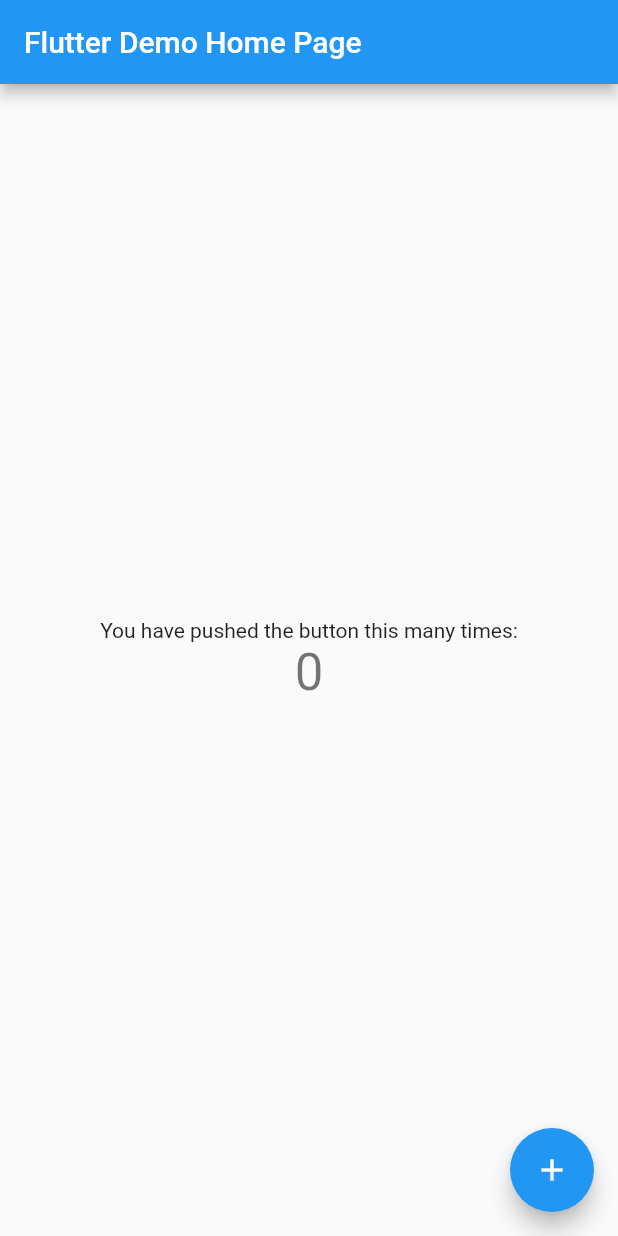
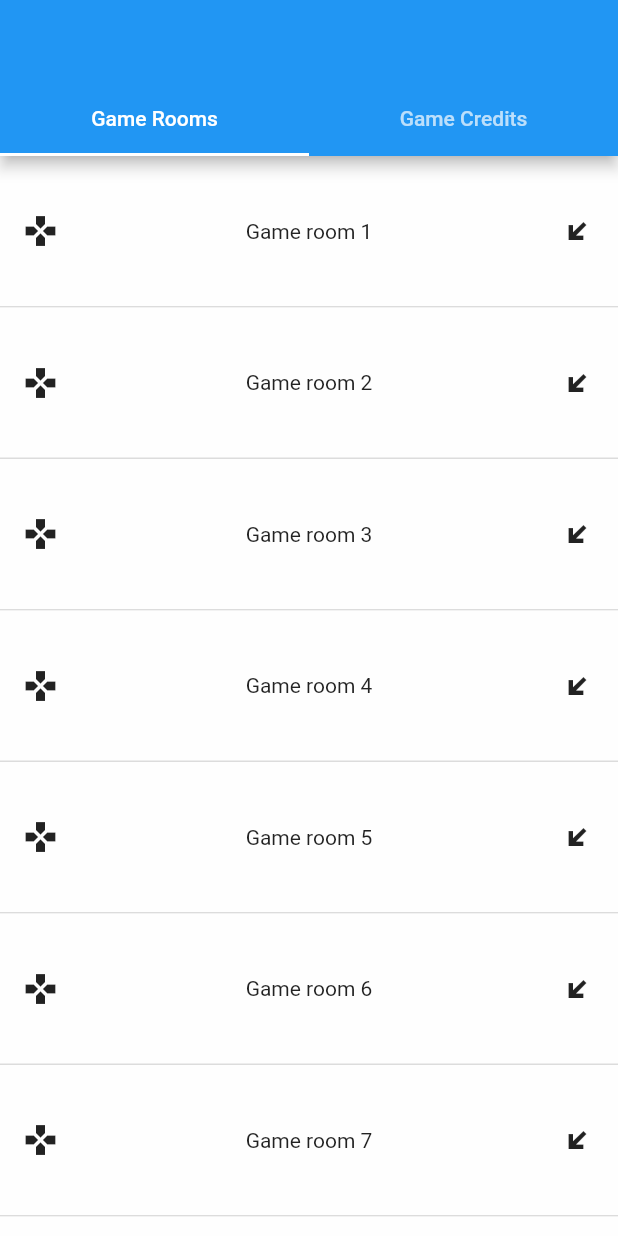
Before and after one commit to sunilbvb/levelup_sports_assignment, a Flutter app: the screen it shows after launch, on a phone screen of 412 x 824 dp. Run offline on Flutter 3.47's test engine with Material 2 defaults, Android fonts, the phone set to English and light mode, and no system bars.

Commit message:
added tabs

```diff
--- a/lib/main.dart
+++ b/lib/main.dart
@@ -1,4 +1,5 @@
 import 'package:flutter/material.dart';
+import 'package:levelup_sports_assignment/tabs/tabs.dart';
 
 void main() {
   runApp(const MyApp());
@@ -10,67 +11,18 @@ class MyApp extends StatelessWidget {
   @override
   Widget build(BuildContext context) {
     return MaterialApp(
-      title: 'Flutter Demo',
-      theme: ThemeData(
-        primarySwatch: Colors.blue,
-      ),
-      home: const MyHomePage(title: 'Flutter Demo Home Page'),
+      title: 'Level Up Sports',
+      theme: ThemeData(primarySwatch: Colors.blue),
+      home: const Tabs(),
     );
   }
 }
-
-class MyHomePage extends StatefulWidget {
-  const MyHomePage({Key? key, required this.title}) : super(key: key);
-  final String title;
-
-  @override
-  State<MyHomePage> createState() => _MyHomePageState();
-}
-
-class _MyHomePageState extends State<MyHomePage> {
-  int _counter = 0;
-
-  void _incrementCounter() {
-    setState(() {
-      _counter++;
-    });
-  }
-
-  @override
-  Widget build(BuildContext context) {
-    return Scaffold(
-      appBar: AppBar(
-        title: Text(widget.title),
-      ),
-      body: Center(
-        child: Column(
-          mainAxisAlignment: MainAxisAlignment.center,
-          children: <Widget>[
-            const Text(
-              'You have pushed the button this many times:',
-            ),
-            Text(
-              '$_counter',
-              style: Theme.of(context).textTheme.headline4,
-            ),
-          ],
-        ),
-      ),
-      floatingActionButton: FloatingActionButton(
-        onPressed: _incrementCounter,
-        tooltip: 'Increment',
-        child: const Icon(Icons.add),
-      ),
-    );
-  }
-}
-
 // 1 3 6 10 15 21
-void main(){
-  int totalCandidates = 100;
-  List<int> totalCandidatesList = List.generate(totalCandidates, (index) => ++index);
-  returnWinnerOfTheCardGame(totalCandidatesList);
-}
+// void main(){
+//   int totalCandidates = 100;
+//   List<int> totalCandidatesList = List.generate(totalCandidates, (index) => ++index);
+// returnWinnerOfTheCardGame(totalCandidatesList);
+// }
 
 int returnWinnerOfTheCardGame(List<int> totalCandidatesList) {
   List<int> totalRemainingCandidates = [];
--- /dev/null
+++ b/lib/tabs/game_rooms.dart
@@ -0,0 +1,35 @@
+import 'package:flutter/material.dart';
+
+class GameRooms extends StatelessWidget {
+  const GameRooms({Key? key}) : super(key: key);
+
+  @override
+  Widget build(BuildContext context) {
+    int totalCandidates = 100;
+    return ListView.separated(
+      itemCount: totalCandidates,
+      itemBuilder: (_, int index) {
+        int gameRoom = ++index;
+        return Container(
+          padding: const EdgeInsets.all(15),
+          color: Colors.white70,
+          height: 100,
+          child: Row(
+            mainAxisAlignment: MainAxisAlignment.spaceBetween,
+            children: [
+              const Icon(Icons.gamepad),
+              Text('Game room ' + gameRoom.toString()),
+              const Icon(Icons.transit_enterexit),
+            ],
+          ),
+        );
+      },
+      separatorBuilder: (BuildContext context, int index) {
+        return const Divider(
+          thickness: 1,
+          height: 1,
+        );
+      },
+    );
+  }
+}
--- /dev/null
+++ b/lib/tabs/tabs.dart
@@ -0,0 +1,27 @@
+import 'package:flutter/material.dart';
+import 'package:levelup_sports_assignment/tabs/game_credits.dart';
+import 'package:levelup_sports_assignment/tabs/game_rooms.dart';
+
+class Tabs extends StatelessWidget {
+  const Tabs({Key? key}) : super(key: key);
+
+  @override
+  Widget build(BuildContext context) {
+    return DefaultTabController(
+      length: 2,
+      child: Scaffold(
+        appBar: AppBar(
+          bottom: const TabBar(
+            tabs: [
+              Tab(text: 'Game Rooms'),
+              Tab(text: 'Game Credits'),
+            ],
+          ),
+        ),
+        body: const TabBarView(
+          children: [GameRooms(), GameCredits()],
+        ),
+      ),
+    );
+  }
+}
```
Also changed, not shown: lib/tabs/game_credits.dart (added, +39 -0 lines).
